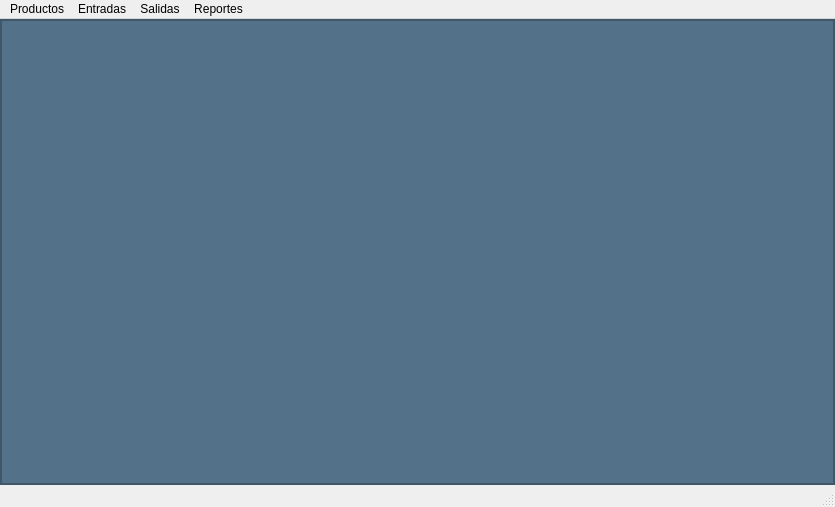
Old version of the form ui_files/MainWindow.ui in the repository velardejp/Planta2.
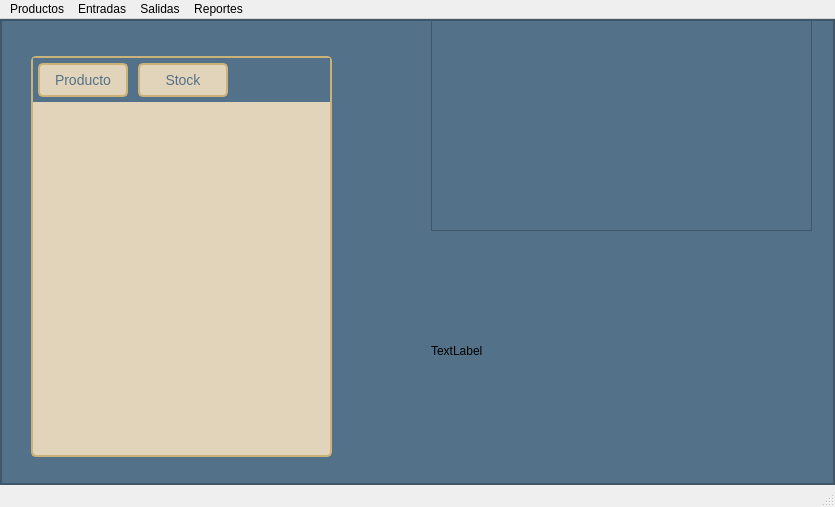
New version of the form.

Patch:
```diff
--- a/ui_files/MainWindow.ui
+++ b/ui_files/MainWindow.ui
@@ -65,6 +65,85 @@
          <property name="frameShadow">
           <enum>QFrame::Raised</enum>
          </property>
+         <widget class="QFrame" name="grafico_1">
+          <property name="geometry">
+           <rect>
+            <x>430</x>
+            <y>0</y>
+            <width>381</width>
+            <height>211</height>
+           </rect>
+          </property>
+          <property name="frameShape">
+           <enum>QFrame::StyledPanel</enum>
+          </property>
+          <property name="frameShadow">
+           <enum>QFrame::Raised</enum>
+          </property>
+         </widget>
+         <widget class="QTableWidget" name="tabla_stock">
+          <property name="geometry">
+           <rect>
+            <x>25</x>
+            <y>31</y>
+            <width>311</width>
+            <height>411</height>
+           </rect>
+          </property>
+          <property name="styleSheet">
+           <string notr="true">QTableWidget {
+    background-color: #E1D4BB;
+    color: #537188;
+    border: 2px solid #CBB279;
+    border-radius: 5px;
+    margin: 5px;
+    font-size: 14px;
+    gridline-color: #537188;
+}
+
+QTableWidget::item {
+    border: 1px solid #537188;
+}
+
+QTableWidget::item:selected {
+    background-color: #CBB279;
+    color: #E1D4BB;
+}
+
+QHeaderView::section {
+    background-color: #E1D4BB;
+    color: #537188;
+    padding: 5px;
+    border: 2px solid #CBB279;
+    border-radius: 5px;
+    margin: 5px;
+    font-size: 14px;
+}</string>
+          </property>
+          <column>
+           <property name="text">
+            <string>Producto</string>
+           </property>
+          </column>
+          <column>
+           <property name="text">
+            <string>Stock</string>
+           </property>
+          </column>
+         </widget>
+         <widget class="QLabel" name="mas_salidas">
+          <property name="geometry">
+           <rect>
+            <x>430</x>
+            <y>290</y>
+            <width>111</width>
+            <height>81</height>
+           </rect>
+          </property>
+          <property name="text">
+           <string>TextLabel</string>
+          </property>
+         </widget>
         </widget>
        </item>
       </layout>
```
